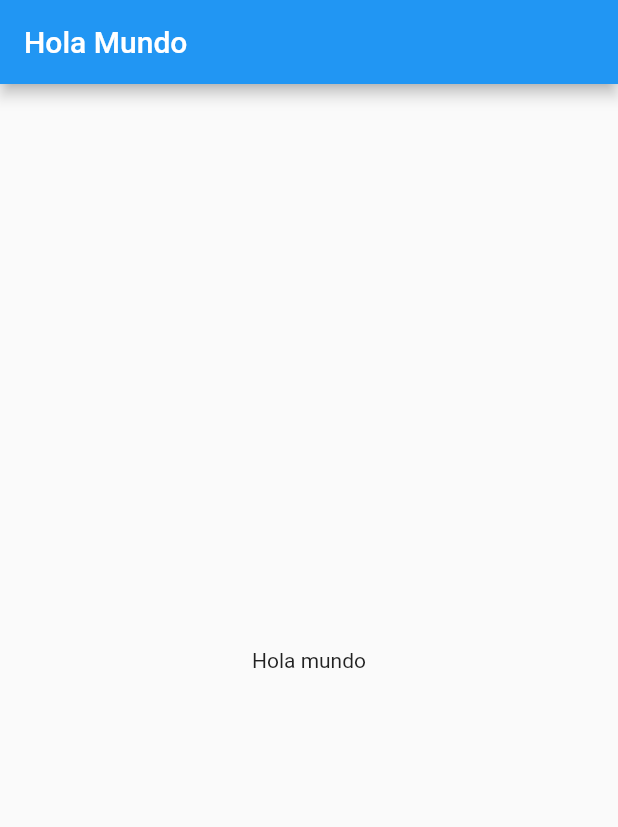
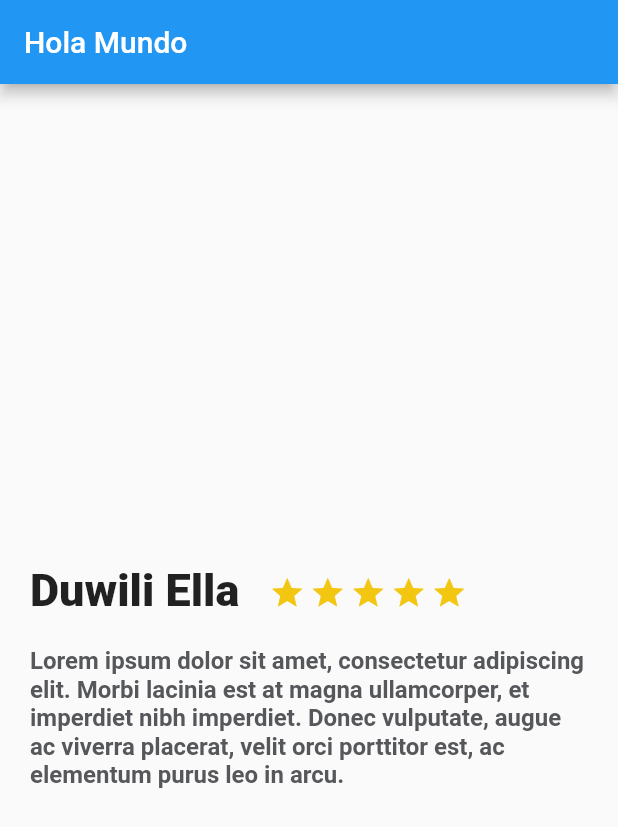
Before and after one commit to SebastianCSilva/Curso_platzi_flutter_basico, a Flutter app: the screen it shows after launch, on a phone screen of 412 x 824 dp. Shown: the top 827 px of the screen. Run offline on Flutter 3.47's test engine with Material 2 defaults, Android fonts, the phone set to English and light mode, and no system bars.

Commit message:
Se agrega plantilla bsae con nombre estrellas y descripcion

```diff
--- /dev/null
+++ b/lib/description_place.dart
@@ -0,0 +1,75 @@
+import 'package:flutter/cupertino.dart';
+import 'package:flutter/material.dart';
+
+class DescriptionPlace extends StatelessWidget{
+  @override
+  Widget build(BuildContext context) {
+    // TODO: implement build
+
+    String decriptionDummy = "Lorem ipsum dolor sit amet, consectetur adipiscing elit. Morbi lacinia est at magna ullamcorper, et imperdiet nibh imperdiet. Donec vulputate, augue ac viverra placerat, velit orci porttitor est, ac elementum purus leo in arcu.";
+    final description = Container(
+      margin: new EdgeInsets.only(
+        top: 20.0,
+        left: 20.0,
+        right: 20.0
+      ),
+      child: new Text(
+        decriptionDummy,
+        style: const TextStyle(
+          fontSize: 16.0,
+          fontWeight: FontWeight.bold,
+          color: Color(0xFF56575a)
+        ),
+      ),
+    );
+
+    final star = Container(
+      margin: EdgeInsets.only(
+        top: 323.0,
+        right: 3.0
+      ),
+      child: Icon(
+        Icons.star,
+        color: Color(0xFFf2C611),
+      ),
+    );
+
+    final title_stars = Row(
+      children: <Widget>[
+        Container(
+          margin: EdgeInsets.only(
+            top: 320.0,
+            left: 20.0,
+            right: 20.0
+          ),
+          child: Text(
+            "Duwili Ella",
+                style: TextStyle(
+                  fontSize: 30.0,
+                  fontWeight: FontWeight.w900
+                ),
+            textAlign: TextAlign.left,
+          ),
+
+        ),
+        Row(
+          children:<Widget> [
+            star,
+            star,
+            star,
+            star,
+            star
+          ],
+        )
+
+      ],
+    );
+
+    return Column(
+      children: <Widget>[
+        title_stars,
+        description
+      ],
+    );
+  }
+}
--- a/lib/main.dart
+++ b/lib/main.dart
@@ -1,4 +1,5 @@
 import 'package:flutter/material.dart';
+import 'description_place.dart';
 
 void main() {
   runApp(MyApp());
@@ -30,9 +31,7 @@ class MyApp extends StatelessWidget {
         appBar: AppBar(
           title: Text("Hola Mundo"),
         ),
-        body: Center(
-          child: Text("Hola mundo"),
-        ),
+        body: new DescriptionPlace(),
       )//MyHomePage(title: 'Flutter Demo Home Page'),
     );
   }
```
